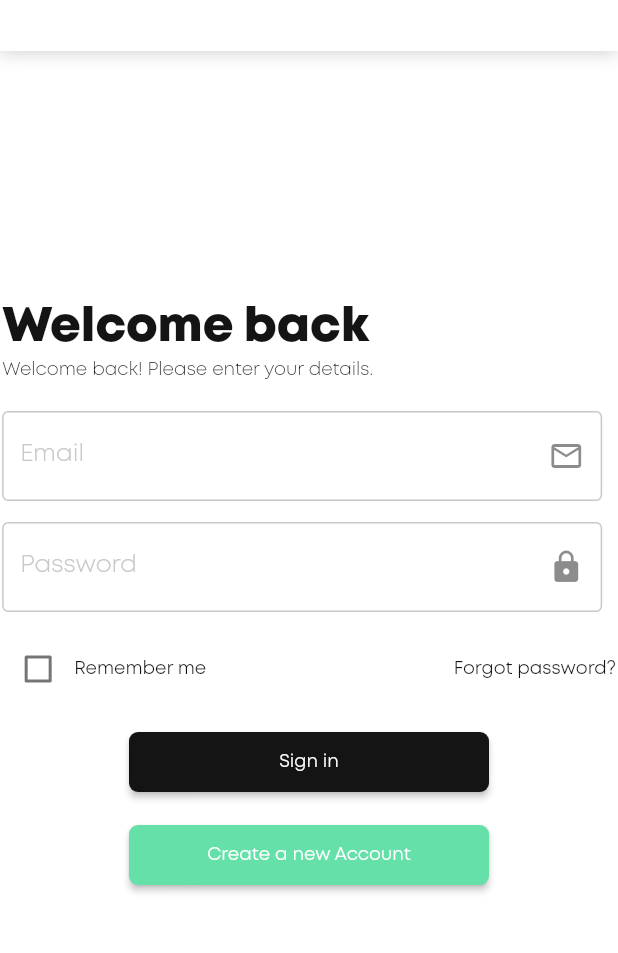
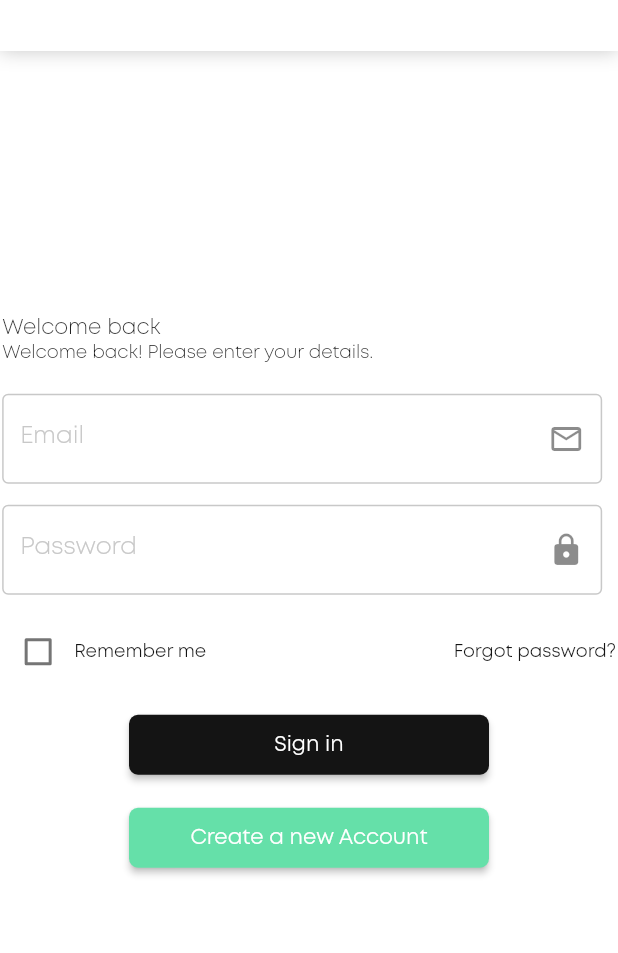
Before and after one commit to Excellence-Teams/excellence_teams_frontend, a Flutter app: the screen it shows after launch, after a tap on "PROJECTS", after a tap on "PROFILE", on a phone screen of 412 x 824 dp, the part 99-1052 px from its top. Run offline on Flutter 3.47's test engine with Material 2 defaults, Android fonts, the phone set to English and light mode, and no system bars; our stand-ins replace auto_route, get_it, sentry_flutter; missing offline and left inert: package_info_plus_web, shared_preferences_web; statements that could not run were skipped.

Commit message:
remove specific fonts

```diff
--- a/lib/ui/resources/text_styles.dart
+++ b/lib/ui/resources/text_styles.dart
@@ -74,20 +74,4 @@ class ETTextStyles {
     fontWeight: FontWeight.w900,
     fontStyle: FontStyle.normal,
   );
-  static const TextStyle montTitle = TextStyle(
-    decoration: TextDecoration.none,
-    color: ETColors.black,
-    fontSize: 32,
-    fontFamily: "Mont",
-    fontWeight: FontWeight.w900,
-    fontStyle: FontStyle.normal,
-  );
-  static const TextStyle montWhite = TextStyle(
-    decoration: TextDecoration.none,
-    color: ETColors.white,
-    fontSize: 12,
-    fontFamily: "Mont",
-    fontWeight: FontWeight.w500,
-    fontStyle: FontStyle.normal,
-  );
 }
```
